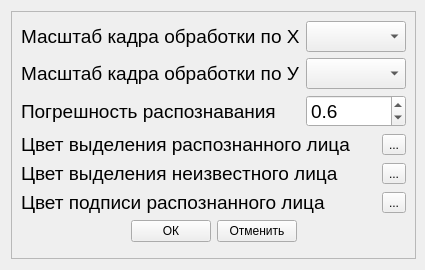
Old version of the form src/view/recognition_parameters_window.ui in the repository tech-veteran71/Face-Recognition.
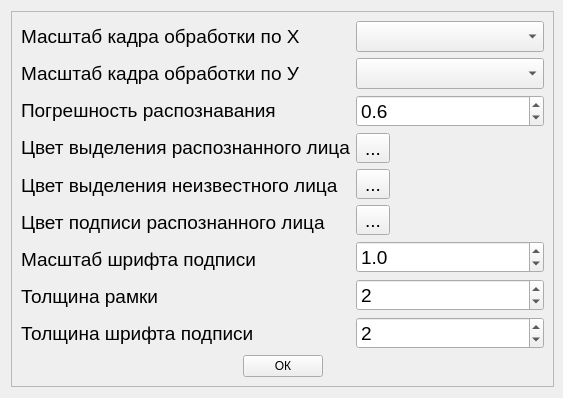
New version of the form.

Patch:
```diff
--- a/src/view/recognition_parameters_window.ui
+++ b/src/view/recognition_parameters_window.ui
@@ -9,8 +9,8 @@
    <rect>
     <x>0</x>
     <y>0</y>
-    <width>411</width>
-    <height>270</height>
+    <width>563</width>
+    <height>382</height>
    </rect>
   </property>
   <property name="sizePolicy">
@@ -46,9 +46,47 @@
      <property name="frameShadow">
       <enum>QFrame::Raised</enum>
      </property>
-     <layout class="QGridLayout" name="gridLayout">
-      <item row="3" column="0">
-       <layout class="QHBoxLayout" name="horizontalLayout_4">
+     <layout class="QVBoxLayout" name="verticalLayout_4">
+      <item>
+       <layout class="QHBoxLayout" name="horizontalLayout">
+        <item>
+         <layout class="QVBoxLayout" name="verticalLayout_2">
+          <item>
+           <widget class="QLabel" name="scale_x_label">
+            <property name="font">
+             <font>
+              <pointsize>14</pointsize>
+             </font>
+            </property>
+            <property name="text">
+             <string>Масштаб кадра обработки по X</string>
+            </property>
+           </widget>
+          </item>
+          <item>
+           <widget class="QLabel" name="scale_y_label">
+            <property name="font">
+             <font>
+              <pointsize>14</pointsize>
+             </font>
+            </property>
+            <property name="text">
+             <string>Масштаб кадра обработки по У</string>
+            </property>
+           </widget>
+          </item>
+          <item>
+           <widget class="QLabel" name="recog_error_label">
+            <property name="font">
+             <font>
+              <pointsize>14</pointsize>
+             </font>
+            </property>
+            <property name="text">
+             <string>Погрешность распознавания</string>
+            </property>
+           </widget>
+          </item>
         <item>
          <widget class="QLabel" name="color_selected_recog_label">
           <property name="font">
@@ -62,16 +100,17 @@
          </widget>
         </item>
         <item>
-         <widget class="QToolButton" name="color_selected_recog_toolButton">
+           <widget class="QLabel" name="color_unselected_recog_label">
+            <property name="font">
+             <font>
+              <pointsize>14</pointsize>
+             </font>
+            </property>
           <property name="text">
-           <string>...</string>
+             <string>Цвет выделения неизвестного лица</string>
           </property>
          </widget>
         </item>
-       </layout>
-      </item>
-      <item row="5" column="0">
-       <layout class="QHBoxLayout" name="horizontalLayout_6">
         <item>
          <widget class="QLabel" name="color_signature_recog_label">
           <property name="font">
@@ -85,28 +124,45 @@
          </widget>
         </item>
         <item>
-         <widget class="QToolButton" name="color_signature_recog_toolButton">
+           <widget class="QLabel" name="scale_signature_label">
+            <property name="font">
+             <font>
+              <pointsize>14</pointsize>
+             </font>
+            </property>
           <property name="text">
-           <string>...</string>
+             <string>Масштаб шрифта подписи</string>
+            </property>
+           </widget>
+          </item>
+          <item>
+           <widget class="QLabel" name="thickness_frame_label">
+            <property name="font">
+             <font>
+              <pointsize>14</pointsize>
+             </font>
+            </property>
+            <property name="text">
+             <string>Толщина рамки</string>
+            </property>
+           </widget>
+          </item>
+          <item>
+           <widget class="QLabel" name="thickness_signature_label">
+            <property name="font">
+             <font>
+              <pointsize>14</pointsize>
+             </font>
+            </property>
+            <property name="text">
+             <string>Толщина шрифта подписи</string>
           </property>
          </widget>
         </item>
        </layout>
       </item>
-      <item row="0" column="0">
-       <layout class="QHBoxLayout" name="horizontalLayout_2">
         <item>
-         <widget class="QLabel" name="scale_x_label">
-          <property name="font">
-           <font>
-            <pointsize>14</pointsize>
-           </font>
-          </property>
-          <property name="text">
-           <string>Масштаб кадра обработки по X</string>
-          </property>
-         </widget>
-        </item>
+         <layout class="QVBoxLayout" name="verticalLayout_3">
         <item>
          <widget class="QComboBox" name="scale_x_comboBox">
           <property name="font">
@@ -116,22 +172,6 @@
           </property>
          </widget>
         </item>
-       </layout>
-      </item>
-      <item row="1" column="0">
-       <layout class="QHBoxLayout" name="horizontalLayout">
-        <item>
-         <widget class="QLabel" name="scaley_label">
-          <property name="font">
-           <font>
-            <pointsize>14</pointsize>
-           </font>
-          </property>
-          <property name="text">
-           <string>Масштаб кадра обработки по У</string>
-          </property>
-         </widget>
-        </item>
         <item>
          <widget class="QComboBox" name="scale_y_comboBox">
           <property name="font">
@@ -141,28 +181,6 @@
           </property>
          </widget>
         </item>
-       </layout>
-      </item>
-      <item row="2" column="0">
-       <layout class="QHBoxLayout" name="horizontalLayout_3">
-        <property name="spacing">
-         <number>30</number>
-        </property>
-        <property name="rightMargin">
-         <number>0</number>
-        </property>
-        <item>
-         <widget class="QLabel" name="recog_error_label">
-          <property name="font">
-           <font>
-            <pointsize>14</pointsize>
-           </font>
-          </property>
-          <property name="text">
-           <string>Погрешность распознавания</string>
-          </property>
-         </widget>
-        </item>
         <item>
          <widget class="QDoubleSpinBox" name="recog_error_doubleSpinBox">
           <property name="font">
@@ -184,38 +202,131 @@
           </property>
          </widget>
         </item>
-       </layout>
-      </item>
-      <item row="4" column="0">
-       <layout class="QHBoxLayout" name="horizontalLayout_5">
         <item>
-         <widget class="QLabel" name="color_unselected_recog_label">
+           <widget class="QToolButton" name="color_selected_recog_toolButton">
           <property name="font">
            <font>
             <pointsize>14</pointsize>
            </font>
           </property>
+            <property name="contextMenuPolicy">
+             <enum>Qt::NoContextMenu</enum>
+            </property>
+            <property name="layoutDirection">
+             <enum>Qt::LeftToRight</enum>
+            </property>
+            <property name="autoFillBackground">
+             <bool>false</bool>
+            </property>
           <property name="text">
-           <string>Цвет выделения неизвестного лица</string>
+             <string>...</string>
+            </property>
+            <property name="popupMode">
+             <enum>QToolButton::DelayedPopup</enum>
+            </property>
+            <property name="toolButtonStyle">
+             <enum>Qt::ToolButtonIconOnly</enum>
+            </property>
+            <property name="autoRaise">
+             <bool>false</bool>
+            </property>
+            <property name="arrowType">
+             <enum>Qt::NoArrow</enum>
           </property>
          </widget>
         </item>
         <item>
          <widget class="QToolButton" name="color_unselected_recog_toolButton">
+            <property name="font">
+             <font>
+              <pointsize>14</pointsize>
+             </font>
+            </property>
           <property name="text">
            <string>...</string>
           </property>
          </widget>
         </item>
-       </layout>
-      </item>
-      <item row="6" column="0">
-       <layout class="QHBoxLayout" name="horizontalLayout_7">
-        <property name="rightMargin">
-         <number>0</number>
-        </property>
+          <item>
+           <widget class="QToolButton" name="color_signature_recog_toolButton">
+            <property name="font">
+             <font>
+              <pointsize>14</pointsize>
+             </font>
+            </property>
+            <property name="text">
+             <string>...</string>
+            </property>
+           </widget>
+          </item>
+          <item>
+           <widget class="QDoubleSpinBox" name="scale_signature_doubleSpinBox">
+            <property name="font">
+             <font>
+              <pointsize>14</pointsize>
+             </font>
+            </property>
+            <property name="decimals">
+             <number>1</number>
+            </property>
+            <property name="minimum">
+             <double>0.100000000000000</double>
+            </property>
+            <property name="maximum">
+             <double>5.000000000000000</double>
+            </property>
+            <property name="singleStep">
+             <double>0.100000000000000</double>
+            </property>
+            <property name="value">
+             <double>1.000000000000000</double>
+            </property>
+           </widget>
+          </item>
         <item>
-         <spacer name="horizontalSpacer_2">
+           <widget class="QSpinBox" name="thickness_frame_spinBox">
+            <property name="font">
+             <font>
+              <pointsize>14</pointsize>
+             </font>
+            </property>
+            <property name="minimum">
+             <number>1</number>
+            </property>
+            <property name="maximum">
+             <number>5</number>
+            </property>
+            <property name="value">
+             <number>2</number>
+            </property>
+           </widget>
+          </item>
+          <item>
+           <widget class="QSpinBox" name="thickness_signature_spinBox">
+            <property name="font">
+             <font>
+              <pointsize>14</pointsize>
+             </font>
+            </property>
+            <property name="minimum">
+             <number>1</number>
+            </property>
+            <property name="maximum">
+             <number>5</number>
+            </property>
+            <property name="value">
+             <number>2</number>
+            </property>
+           </widget>
+          </item>
+         </layout>
+        </item>
+       </layout>
+      </item>
+      <item>
+       <layout class="QHBoxLayout" name="horizontalLayout_2">
+        <item>
+         <spacer name="horizontalSpacer">
           <property name="orientation">
            <enum>Qt::Horizontal</enum>
           </property>
@@ -235,14 +346,7 @@
          </widget>
         </item>
         <item>
-         <widget class="QPushButton" name="cancel_pushButton">
-          <property name="text">
-           <string>Отменить</string>
-          </property>
-         </widget>
-        </item>
-        <item>
-         <spacer name="horizontalSpacer">
+         <spacer name="horizontalSpacer_2">
           <property name="orientation">
            <enum>Qt::Horizontal</enum>
           </property>
```
Lines whose indentation alone changed are shown as unchanged.
